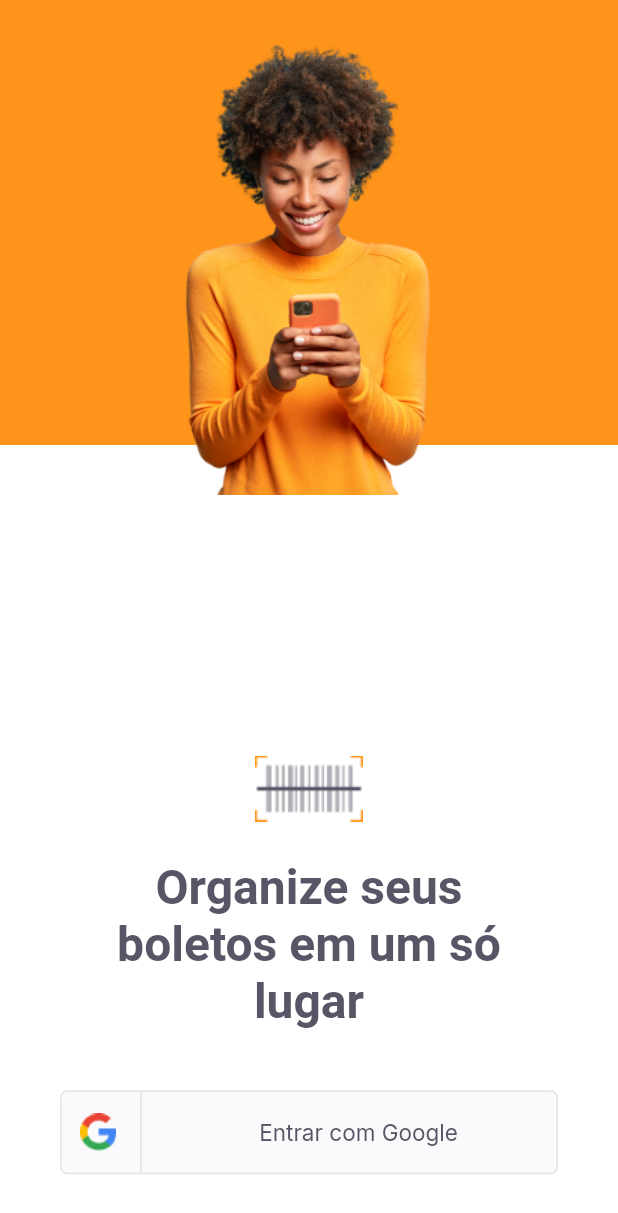
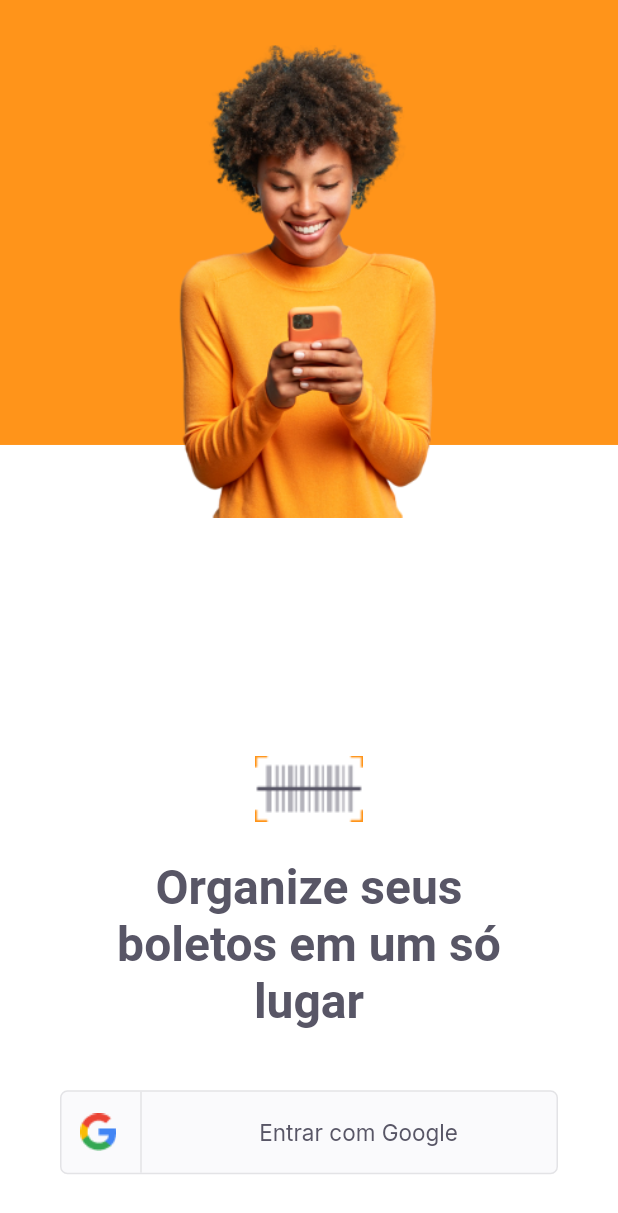
Before and after one commit to AndersonD-art/nlw-06-flutter, a Flutter app: the screen it shows after launch, on a phone screen of 412 x 824 dp. Shown: the top 1213 px of the screen. Run offline on Flutter 3.47's test engine with Material 2 defaults, Android fonts, the phone set to English and light mode, and no system bars; our stand-ins replace firebase_core, google_fonts, google_sign_in, shared_preferences; accounts and stored records are empty.

Commit message:
class 03

```diff
--- a/lib/main.dart
+++ b/lib/main.dart
@@ -1,20 +1,42 @@
+import 'package:firebase_core/firebase_core.dart';
 import 'package:flutter/material.dart';
-import 'package:payflow/modules/login/login_page.dart';
-import 'package:payflow/modules/splash/splash_page.dart';
-import 'package:payflow/shared/themes/app_colors.dart';
+import 'package:payflow/shared/app_widget.dart';
 
 void main() {
-  runApp(AppWidget());
+  runApp(AppFirebase());
 }
 
-class AppWidget extends StatelessWidget {
+class AppFirebase extends StatefulWidget {
+  @override
+  _AppFirebaseState createState() => _AppFirebaseState();
+}
+
+class _AppFirebaseState extends State<AppFirebase> {
+  final Future<FirebaseApp> _initialization = Firebase.initializeApp();
   @override
   Widget build(BuildContext context) {
-    return MaterialApp(
-      debugShowCheckedModeBanner: false,
-      title: 'Pay Flow',
-      theme: ThemeData(primaryColor: AppColors.primary),
-      home: LoginPage(),
+    return FutureBuilder(
+      future: _initialization,
+      builder: (context, snapshot) {
+        if (snapshot.hasError) {
+          return Material(
+            child: Center(
+              child: Text(
+                "Não foi possivel inicializar o Firebase",
+                textDirection: TextDirection.ltr,
+              ),
+            ),
+          );
+        } else if (snapshot.connectionState == ConnectionState.done) {
+          return AppWidget();
+        } else {
+          return Material(
+            child: Center(
+              child: CircularProgressIndicator(),
+            ),
+          );
+        }
+      },
     );
   }
 }
--- a/lib/modules/login/login_page.dart
+++ b/lib/modules/login/login_page.dart
@@ -1,4 +1,5 @@
 import 'package:flutter/material.dart';
+import 'package:payflow/modules/login/login_controller.dart';
 import 'package:payflow/shared/themes/app_colors.dart';
 import 'package:payflow/shared/themes/app_images.dart';
 import 'package:payflow/shared/themes/app_text_styles.dart';
@@ -14,6 +15,7 @@ class LoginPage extends StatefulWidget {
 }
 
 class _LoginPageState extends State<LoginPage> {
+  final controller = LoginController();
   @override
   Widget build(BuildContext context) {
     final size = MediaQuery.of(context).size;
@@ -36,7 +38,7 @@ class _LoginPageState extends State<LoginPage> {
               child: Image.asset(
                 AppImages.person,
                 width: 208,
-                height: 300,
+                height: 315,
               ),
             ),
             Positioned(
@@ -61,7 +63,7 @@ class _LoginPageState extends State<LoginPage> {
                     padding: EdgeInsets.only(left: 40, right: 40, top: 40),
                     child: SocialLoginButton(
                       onTap: () {
-                        print('Clicou');
+                        controller.googleSignIn(context);
                       },
                     ),
                   ),
--- a/lib/modules/splash/splash_page.dart
+++ b/lib/modules/splash/splash_page.dart
@@ -1,4 +1,5 @@
 import 'package:flutter/material.dart';
+import 'package:payflow/shared/auth/auth_controller.dart';
 import 'package:payflow/shared/themes/app_colors.dart';
 import 'package:payflow/shared/themes/app_images.dart';
 
@@ -7,6 +8,8 @@ class SplashPage extends StatelessWidget {
 
   @override
   Widget build(BuildContext context) {
+    final authController = AuthController();
+    authController.currentUser(context);
     return Scaffold(
       backgroundColor: AppColors.background,
       body: Stack(
--- /dev/null
+++ b/lib/shared/app_widget.dart
@@ -0,0 +1,22 @@
+import 'package:flutter/material.dart';
+import 'package:payflow/modules/home/home_page.dart';
+import 'package:payflow/modules/login/login_page.dart';
+import 'package:payflow/modules/splash/splash_page.dart';
+import 'themes/app_colors.dart';
+
+class AppWidget extends StatelessWidget {
+  @override
+  Widget build(BuildContext context) {
+    return MaterialApp(
+      debugShowCheckedModeBanner: false,
+      title: 'Pay Flow',
+      theme: ThemeData(primaryColor: AppColors.primary),
+      initialRoute: "/splash",
+      routes: {
+        "/splash": (context) => SplashPage(),
+        "/home": (context) => HomePage(),
+        "/login": (context) => LoginPage(),
+      },
+    );
+  }
+}
--- /dev/null
+++ b/lib/shared/models/user_model.dart
@@ -0,0 +1,21 @@
+import 'dart:convert';
+
+class UserModel {
+  final String name;
+  final String photoURL;
+
+  UserModel({required this.name, required this.photoURL});
+
+  factory UserModel.fromMap(Map<String, dynamic> map) {
+    return UserModel(name: map['name'], photoURL: map['photoURL']);
+  }
+
+  factory UserModel.fromJson(String json) =>
+      UserModel.fromMap(jsonDecode(json));
+
+  Map<String, dynamic> toMap() => {
+        "name": name,
+        "photoURL": photoURL,
+      };
+  String toJson() => jsonEncode(toMap());
+}
--- a/pubspec.yaml
+++ b/pubspec.yaml
@@ -29,6 +29,9 @@ dependencies:
   # Use with the CupertinoIcons class for iOS style icons.
   cupertino_icons: ^1.0.2
   google_fonts: ^2.1.0
+  firebase_core: ^1.3.0
+  google_sign_in: ^5.0.4
+  shared_preferences: ^2.0.6
 
 dev_dependencies:
   flutter_test:
```
Also changed, not shown: lib/modules/login/login_controller.dart (added, +25 -0 lines), lib/shared/auth/auth_controller.dart (added, +39 -0 lines), pubspec.lock.
